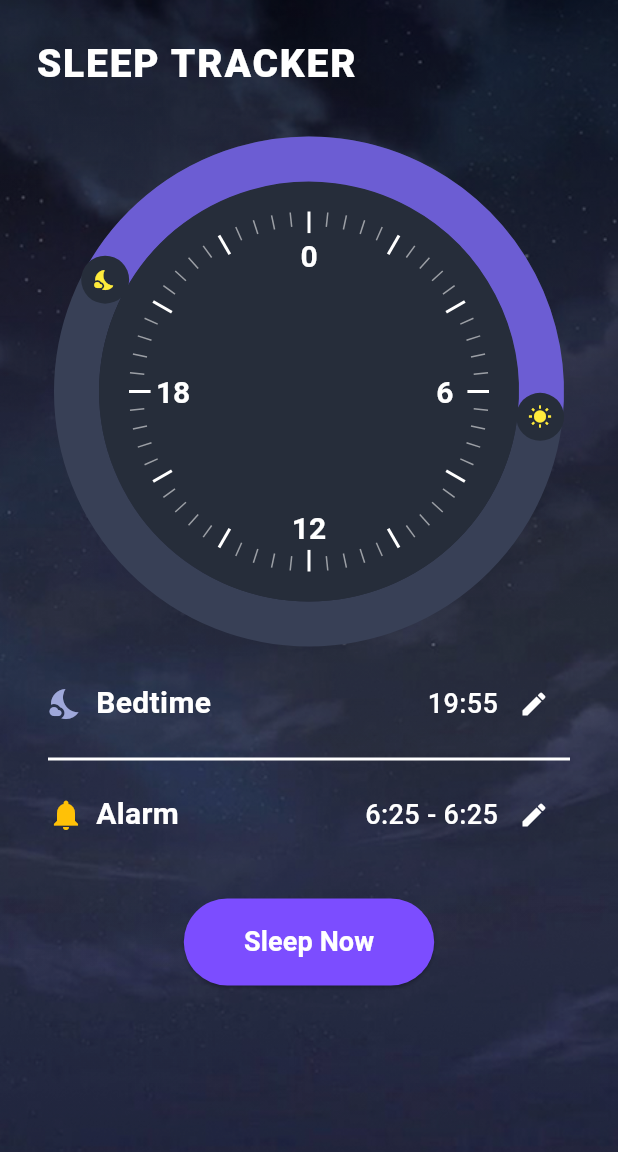
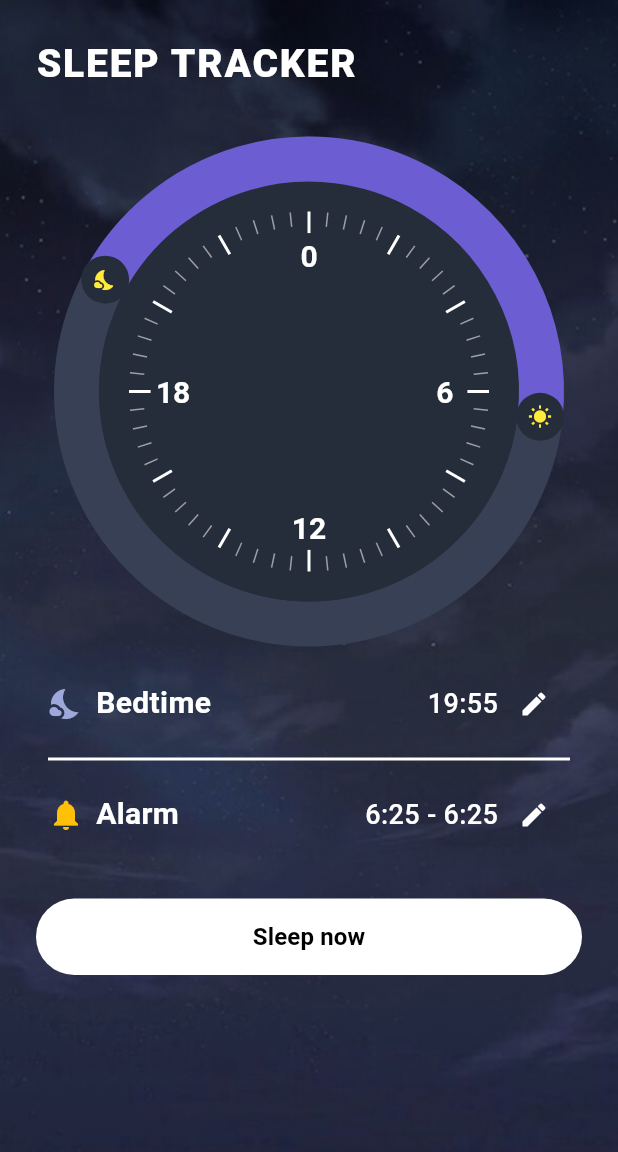
Before and after one commit to Chuki1234/Slumber, a Flutter app: the SleeptrackerView screen opened by its route, on a phone screen of 412 x 824 dp. Shown: the top 1152 px of the screen. Run offline on Flutter 3.47's test engine with Material 3 defaults, Android fonts, the phone set to English and light mode, and no system bars; our stand-ins replace get, just_audio, shared_preferences; accounts and stored records are empty.

Commit message:
fix: fix

```diff
--- a/lib/app/modules/sleeptracker/views/sleeptracker_view.dart
+++ b/lib/app/modules/sleeptracker/views/sleeptracker_view.dart
@@ -5,6 +5,7 @@ import '../../Alarm/controllers/alarm_controller.dart';
 import '../../Alarm/views/alarm_view.dart';
 import '../../Bedtime/controllers/bedtime_controller.dart';
 import '../../Bedtime/views/bedtime_view.dart';
+import '../../Tracker/views/tracker_view.dart';
 import '../controllers/sleeptracker_controller.dart';
 
 class SleeptrackerView extends GetView<SleepTrackerController> {
@@ -94,24 +95,28 @@ class SleeptrackerView extends GetView<SleepTrackerController> {
                   ),
                 ),
                 const SizedBox(height: 32),
-                ElevatedButton(
-                  onPressed: () {},
-                  style: ElevatedButton.styleFrom(
-                    backgroundColor: Colors.deepPurpleAccent,
-                    padding: const EdgeInsets.symmetric(
-                      horizontal: 40,
-                      vertical: 16,
-                    ),
-                    shape: RoundedRectangleBorder(
-                      borderRadius: BorderRadius.circular(30),
-                    ),
-                  ),
-                  child: const Text(
-                    'Sleep Now',
-                    style: TextStyle(
-                      color: Colors.white,
-                      fontSize: 18,
-                      fontWeight: FontWeight.bold,
+                Padding(
+                  padding: const EdgeInsets.symmetric(horizontal: 24),
+                  child: SizedBox(
+                    width: double.infinity,
+                    child: ElevatedButton(
+                      onPressed: () {
+                        Get.to(() => TrackerView()); // hoặc controller.sleepStart()
+                      },
+                      style: ElevatedButton.styleFrom(
+                        backgroundColor: Colors.white,
+                        foregroundColor: Colors.black,
+                        padding: const EdgeInsets.symmetric(vertical: 14),
+                        shape: const StadiumBorder(),
+                        elevation: 0,
+                      ),
+                      child: const Text(
+                        'Sleep now',
+                        style: TextStyle(
+                          fontSize: 16,
+                          fontWeight: FontWeight.bold,
+                        ),
+                      ),
                     ),
                   ),
                 ),
--- a/lib/app/routes/app_pages.dart
+++ b/lib/app/routes/app_pages.dart
@@ -4,6 +4,8 @@ import '../modules/Alarm/bindings/alarm_binding.dart';
 import '../modules/Alarm/views/alarm_view.dart';
 import '../modules/Bedtime/bindings/bedtime_binding.dart';
 import '../modules/Bedtime/views/bedtime_view.dart';
+import '../modules/Tracker/bindings/tracker_binding.dart';
+import '../modules/Tracker/views/tracker_view.dart';
 import '../modules/daily/bindings/daily_binding.dart';
 import '../modules/daily/views/daily_view.dart';
 import '../modules/discover/bindings/discover_binding.dart';
@@ -89,5 +91,10 @@ class AppPages {
       page: () => const ProfileView(),
       binding: ProfileBinding(),
     ),
+    GetPage(
+      name: _Paths.TRACKER,
+      page: () => const TrackerView(),
+      binding: TrackerBinding(),
+    ),
   ];
 }
--- a/lib/app/routes/app_routes.dart
+++ b/lib/app/routes/app_routes.dart
@@ -14,6 +14,7 @@ abstract class Routes {
   static const ALARM = _Paths.ALARM;
   static const CUSTOM_SLEEP_TRACKER = _Paths.CUSTOM_SLEEP_TRACKER;
   static const PROFILE = _Paths.PROFILE;
+  static const TRACKER = _Paths.TRACKER;
 }
 
 abstract class _Paths {
@@ -29,6 +30,7 @@ abstract class _Paths {
   static const ALARM = '/alarm';
   static const CUSTOM_SLEEP_TRACKER = '/custom-sleep-tracker';
   static const PROFILE = '/profile';
+  static const TRACKER = '/tracker';
 }
 
 abstract class AppRoutes {
```
Also changed, not shown: lib/app/modules/Tracker/bindings/tracker_binding.dart (added, +12 -0 lines), lib/app/modules/Tracker/controllers/tracker_controller.dart (added, +23 -0 lines), lib/app/modules/Tracker/views/tracker_view.dart (added, +188 -0 lines), pubspec.lock.
